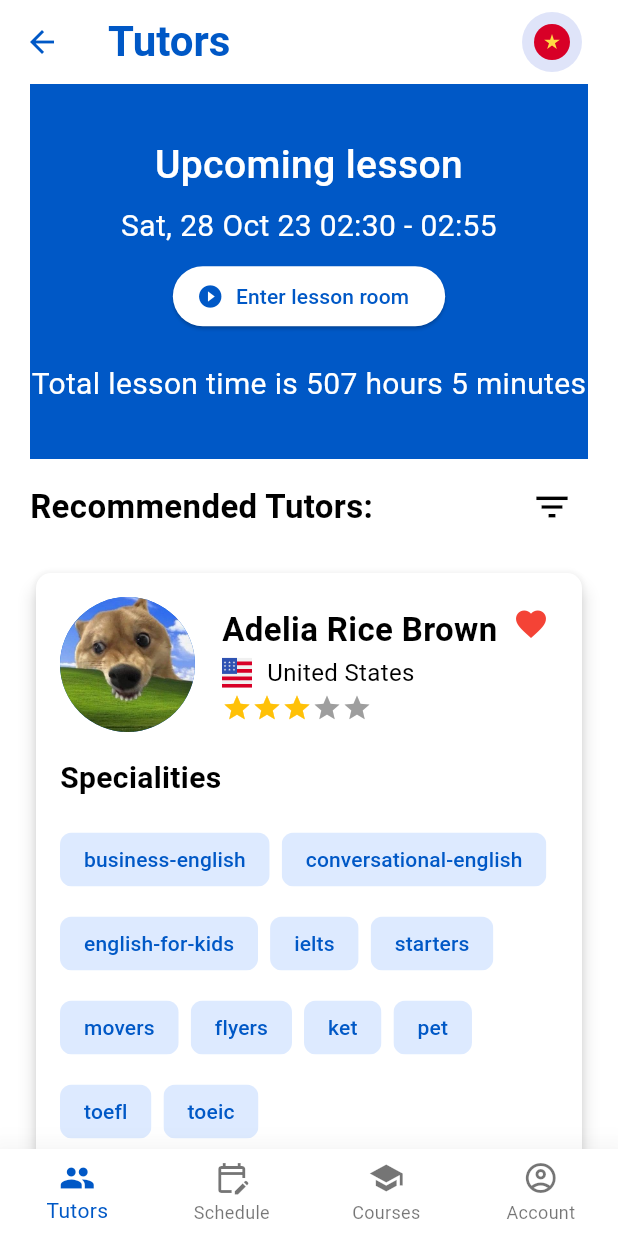
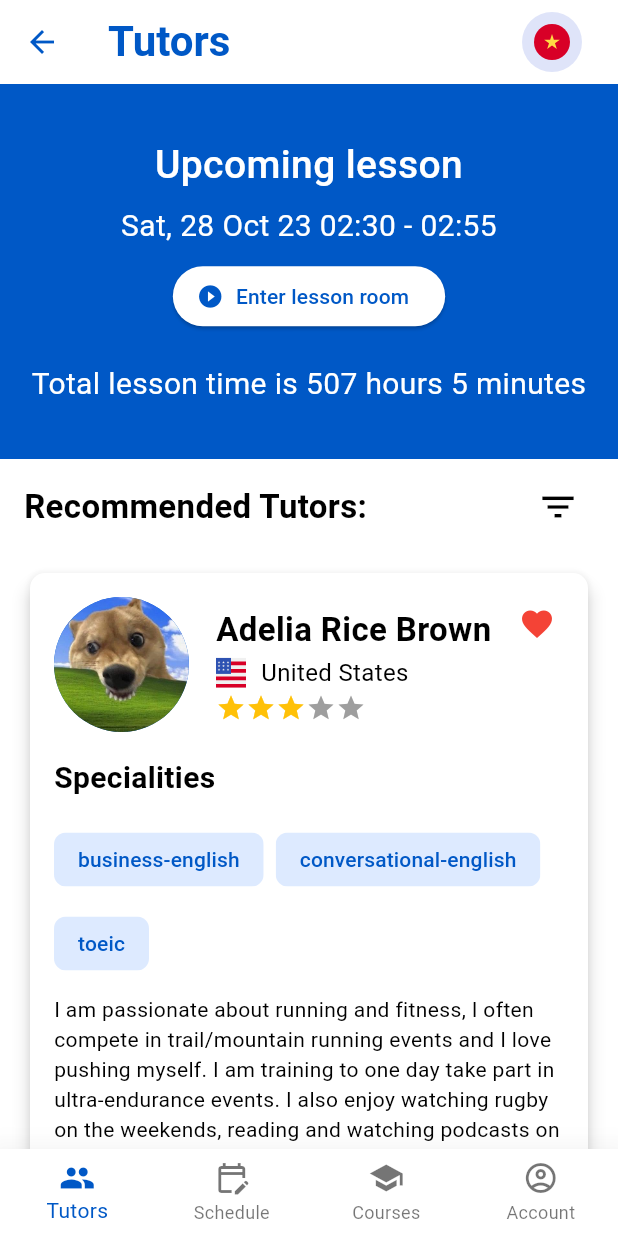
Before and after one commit to luuquang200/let_tutor, a Flutter app: the Home screen opened by its route, on a phone screen of 412 x 824 dp. Run offline on Flutter 3.47's test engine with Material 3 defaults, Android fonts, the phone set to English and light mode, and no system bars; our stand-ins replace equatable, flutter_bloc, flutter_svg; missing offline and left inert: number_paginator; project files that could hold a hidden picture were left out.

Commit message:
Add filter tutor list by specialities

```diff
--- a/lib/data/repositories/tutor_repository.dart
+++ b/lib/data/repositories/tutor_repository.dart
@@ -8,8 +8,7 @@ class TutorRepository {
       avatar: 'assets/tutor_avatar.jpg',
       rating: 3.5,
       isFavorite: true,
-      specialties:
-          "business-english,conversational-english,english-for-kids,ielts,starters,movers,flyers,ket,pet,toefl,toeic",
+      specialties: "business-english,conversational-english,toeic",
       bio:
           'I am passionate about running and fitness, I often compete in trail/mountain running events and I love pushing myself. I am training to one day take part in ultra-endurance events. I also enjoy watching rugby on the weekends, reading and watching podcasts on Youtube. My most memorable life experience would be living in and traveling around Southeast Asia.',
     ),
@@ -18,8 +17,7 @@ class TutorRepository {
       country: 'United States',
       avatar: 'assets/tutor_avatar.jpg',
       rating: 5,
-      specialties:
-          "business-english,conversational-english,english-for-kids,ielts,starters,movers,flyers,ket,pet,toefl,toeic",
+      specialties: "ielts,starters,movers,flyers,ket,pet,toefl,toeic",
       bio:
           'I am passionate about running and fitness, I often compete in trail/mountain running events and I love pushing myself. I am training to one day take part in ultra-endurance events. I also enjoy watching rugby on the weekends, reading and watching podcasts on Youtube. My most memorable life experience would be living in and traveling around Southeast Asia.',
     ),
@@ -39,8 +37,7 @@ class TutorRepository {
       avatar: 'assets/tutor_avatar.jpg',
       rating: 3.5,
       isFavorite: true,
-      specialties:
-          "business-english,conversational-english,english-for-kids,ielts,starters,movers,flyers,ket,pet,toefl,toeic",
+      specialties: "business-english,conversational-english,toeic",
       bio:
           'I am passionate about running and fitness, I often compete in trail/mountain running events and I love pushing myself. I am training to one day take part in ultra-endurance events. I also enjoy watching rugby on the weekends, reading and watching podcasts on Youtube. My most memorable life experience would be living in and traveling around Southeast Asia.',
     ),
@@ -54,6 +51,9 @@ class TutorRepository {
   Future<List<Tutor>> getTutorsBySpeciality(
       String speciality, int page, int tutorPerPage) async {
     await Future.delayed(const Duration(seconds: 1));
-    return tutors;
+    return tutors
+        .where((tutor) =>
+            tutor.specialties!.toLowerCase().contains(speciality.toLowerCase()))
+        .toList();
   }
 }
--- a/lib/presentation/screen/tutor/tutor_list/tutor_list_page.dart
+++ b/lib/presentation/screen/tutor/tutor_list/tutor_list_page.dart
@@ -22,20 +22,37 @@ class TutorListPage extends StatefulWidget {
 }
 
 class TutorListPageState extends State<TutorListPage> {
-  final specialities = [
-    'All',
-    'English for kids',
-    'English for Business',
-    'Conversational',
-    'STARTERS',
-    'MOVERS',
-    'FLYERS',
-    'KET',
-    'PET',
-    'IELTS',
-    'TOEFL',
-    'TOEIC'
-  ];
+  // final specialities = [
+  //   'All',
+  //   'English for kids',
+  //   'English for Business',
+  //   'Conversational',
+  //   'STARTERS',
+  //   'MOVERS',
+  //   'FLYERS',
+  //   'KET',
+  //   'PET',
+  //   'IELTS',
+  //   'TOEFL',
+  //   'TOEIC'
+  // ];
+  // final specialities = [
+  //   'All',
+  //   'English for kids',
+  //   'English for Business',
+  //   'Conversational',
+  //   'STARTERS',
+  //   'MOVERS',
+  //   'FLYERS',
+  //   'KET',
+  //   'PET',
+  //   'IELTS',
+  //   'TOEFL',
+  //   'TOEIC'
+  // ];
+  final specialities =
+      "business-english,conversational-english,english-for-kids,ielts,starters,movers,flyers,ket,pet,toefl,toeic"
+          .split(',');
   final dateController = TextEditingController();
   int selectedSpecialityIndex = 0;
   final List<String> listNationalities = <String>[
@@ -52,7 +69,6 @@ class TutorListPageState extends State<TutorListPage> {
     return SafeArea(
       child: Scaffold(
         body: SingleChildScrollView(
-          padding: const EdgeInsets.symmetric(horizontal: 20),
           child: Column(
             crossAxisAlignment: CrossAxisAlignment.start,
             children: [
@@ -60,6 +76,11 @@ class TutorListPageState extends State<TutorListPage> {
               const SizedBox(
                 height: 8,
               ),
+              Padding(
+                padding: const EdgeInsets.symmetric(horizontal: 16),
+                child: Column(
+                  crossAxisAlignment: CrossAxisAlignment.start,
+                  children: [
                     _buildHeaderRow(),
                     const SizedBox(
                       height: 8,
@@ -75,7 +96,8 @@ class TutorListPageState extends State<TutorListPage> {
                     BlocBuilder<TutorListBloc, TutorListState>(
                       builder: (context, state) {
                         if (state is TutorListLoading) {
-                    return const Center(child: CircularProgressIndicator());
+                          return const Center(
+                              child: CircularProgressIndicator());
                         } else if (state is TutorListSuccess) {
                           return _listTutorInformationCard(state.tutors);
                         } else if (state is TutorListFailure) {
@@ -84,6 +106,9 @@ class TutorListPageState extends State<TutorListPage> {
                           return Container();
                         }
                       },
+                    ),
+                  ],
+                ),
               ),
             ],
           ),
```
Lines whose indentation alone changed are shown as unchanged.
